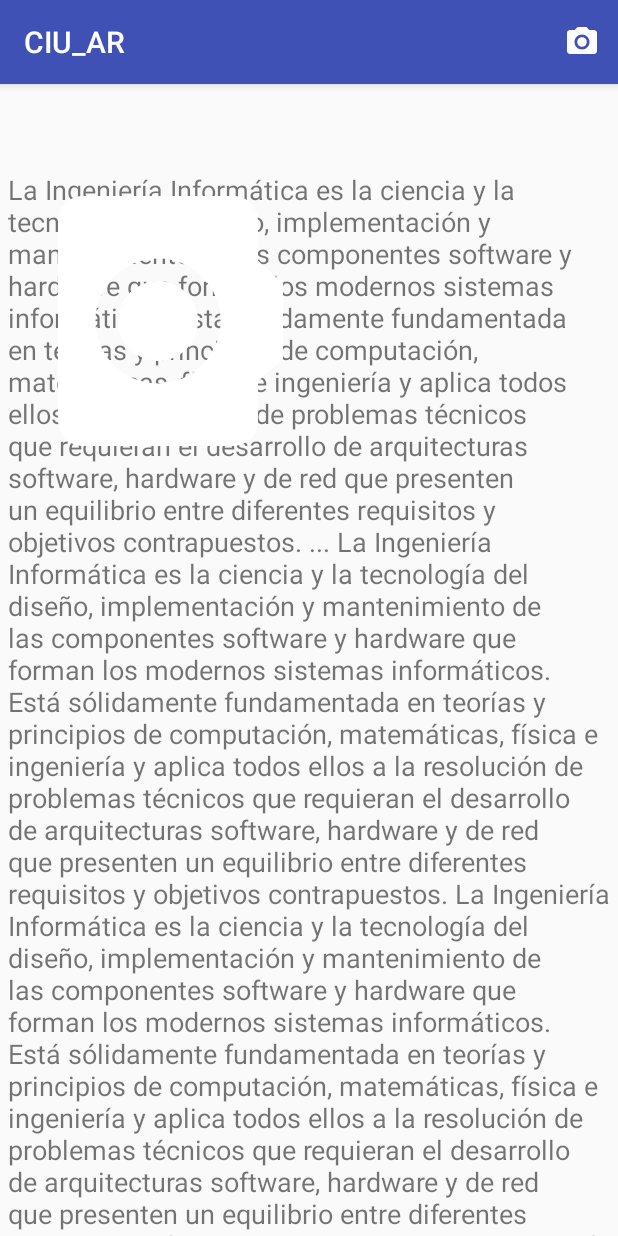
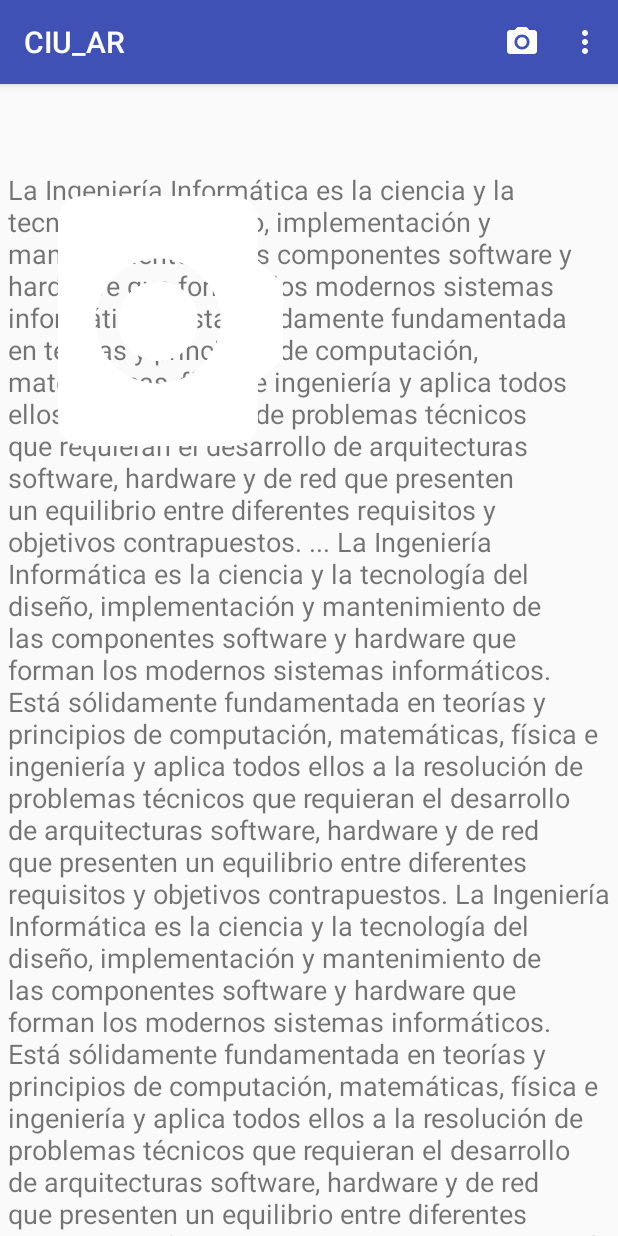
Before and after one commit to StefanoMazzuka/CIU_AR, an Android app: the screen it shows after launch (MainActivity), on a phone screen of 412 x 824 dp. Run offline under Robolectric (Android 15) with nearby library versions, the phone set to English and light mode, and no system bars; libraries missing offline, so code that uses them is left out: org.tensorflow.contrib; 2 statements that could not run were skipped.

Commit message:
Creados parametros del menu y asignados a variable de Strings.

```diff
--- a/app/src/main/res/menu/activity_main_menu.xml
+++ b/app/src/main/res/menu/activity_main_menu.xml
@@ -7,4 +7,22 @@
         android:icon="@drawable/ic_photo_camera_white_24dp"
         android:title="@string/take_photo"
         app:showAsAction="ifRoom" />
+    <item
+        android:id="@+id/opcion_mapa_ciu"
+        android:title="@string/opcion_menu_mapa" />
+    <item
+        android:id="@+id/opcion_monumentos"
+        android:title="@string/opcion_menu_monumentos" />
+    <item
+        android:id="@+id/opcion_historia"
+        android:title="@string/opcion_menu_historia" />
+    <item
+        android:id="@+id/opcion_reconocer"
+        android:title="@string/opcion_menu_reconocer" />
+    <item
+        android:id="@+id/opcion_ajustes"
+        android:title="@string/opcion_menu_ajustes" />
+    <item
+        android:id="@+id/opcion_contacto"
+        android:title="@string/opcion_menu_contacto" />
 </menu>
--- a/app/src/main/res/values/strings.xml
+++ b/app/src/main/res/values/strings.xml
@@ -10,5 +10,12 @@
     <string name="multiusos">Aula multiusos</string>
     <string name="rectorado">Rectorado</string>
 
+    <string name="opcion_menu_mapa">Mapa CIU</string>
+    <string name="opcion_menu_monumentos">Monumentos</string>
+    <string name="opcion_menu_historia">Historia</string>
+    <string name="opcion_menu_reconocer">Reconocer</string>
+    <string name="opcion_menu_ajustes">Ajustes</string>
+    <string name="opcion_menu_contacto">Contacto</string>
+
     <string name="take_photo">Take photo</string>
 </resources>
```
